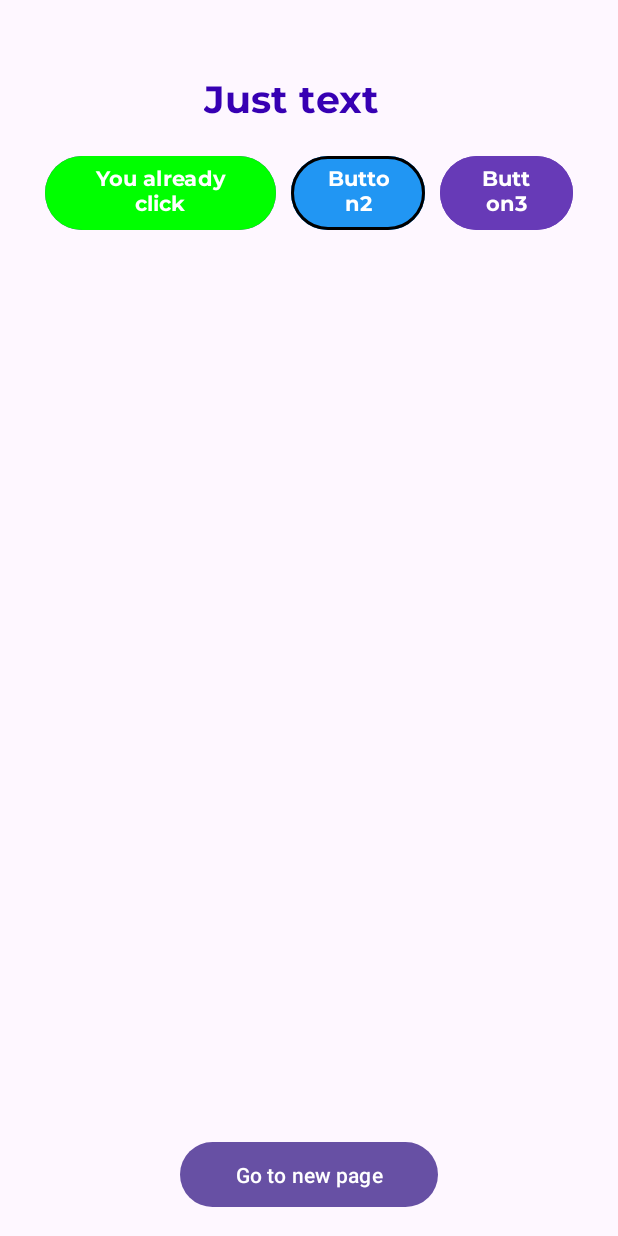
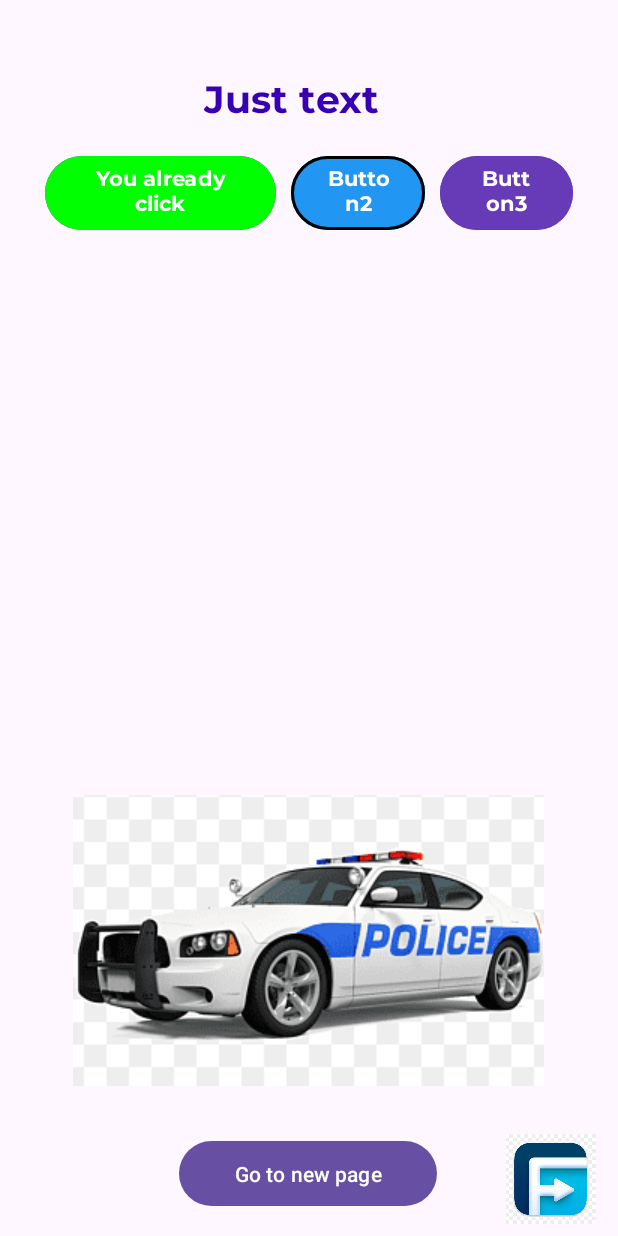
Before and after one commit to Nikolashaaaa/Test, an Android app: the screen it shows after launch (MainActivity), after a tap on "Button1", on a phone screen of 412 x 824 dp. Run offline under Robolectric (Android 15) with nearby library versions, the phone set to English and light mode, and no system bars.

Commit message:
Images and Sound.

```diff
--- a/app/src/main/java/com/example/test/MainActivity.java
+++ b/app/src/main/java/com/example/test/MainActivity.java
@@ -7,19 +7,27 @@ import android.content.DialogInterface;
 import android.content.Intent;
 import android.content.res.ColorStateList;
 import android.graphics.Color;
+import android.media.MediaPlayer;
 import android.os.Bundle;
 import android.view.View;
 import android.widget.Button;
 import android.widget.EditText;
+import android.widget.ImageButton;
 import android.widget.TextView;
 import android.widget.Toast;
 
 public class MainActivity extends AppCompatActivity {
 
+    private ImageButton car_image;
+    private MediaPlayer carSound;
+
     @Override
     protected void onCreate(Bundle savedInstanceState) {
         super.onCreate(savedInstanceState);
         setContentView(R.layout.activity_main);
+
+        car_image = findViewById(R.id.car_image);
+        carSound = MediaPlayer.create(this, R.raw.police);
 
         TextView textView = findViewById(R.id.textView);
         Button btn_second = findViewById(R.id.btn_second);
@@ -30,12 +38,30 @@ public class MainActivity extends AppCompatActivity {
                 showInfoAlert("Do you want close app?");
             }
         });
+
+        car_image.setOnClickListener(new View.OnClickListener() {
+            @Override
+            public void onClick(View v) {
+                soundPlayButton(carSound);
+            }
+        });
+    }
+
+    private void soundPlayButton(MediaPlayer sound) {
+        if(sound.isPlaying()) {
+            sound.stop();
+//            sound.pause();
+        }
+        sound.start();
+        sound.setLooping(false);
+//       sound.seekTo(1000);
     }
 
     public void btnClick(View v) {
         showInfo(((Button)v).getText().toString(), ((Button) v));
     }
 
+    // Alert Dialog window when you click button 2
     private void showInfoAlert(String text) {
         AlertDialog.Builder builder = new AlertDialog.Builder(MainActivity.this);
         builder.setTitle("Big clue")
@@ -57,15 +83,15 @@ public class MainActivity extends AppCompatActivity {
         dialog.show();
     }
 
+    // Open second activity
     public void startNewActivity(View v) {
         Intent intent = new Intent(this, SecondActivity.class);
         startActivity(intent);
     }
 
     private void showInfo(String text, Button btn) {
-        btn.setText("You already click");
-        btn.setBackgroundTintList(ColorStateList.valueOf(Color.GREEN));
-        Toast.makeText(this, text, Toast.LENGTH_LONG).show();
-
+        btn.setText("You already click"); // Toast message when you click again
+        btn.setBackgroundTintList(ColorStateList.valueOf(Color.GREEN)); // Color of button after click
+        Toast.makeText(this, text, Toast.LENGTH_LONG).show(); // Toast message after click
     }
 }
--- a/app/src/main/res/layout/activity_main.xml
+++ b/app/src/main/res/layout/activity_main.xml
@@ -26,7 +26,7 @@
         android:layout_marginStart="30dp"
         android:layout_marginTop="100dp"
         android:layout_marginEnd="30dp"
-        android:layout_marginBottom="100dp"
+        android:layout_marginBottom="500dp"
         android:orientation="horizontal"
         app:layout_constraintBottom_toBottomOf="parent"
         app:layout_constraintEnd_toEndOf="parent"
@@ -77,7 +77,33 @@
         android:text="@string/button4"
         app:layout_constraintBottom_toBottomOf="parent"
         app:layout_constraintEnd_toEndOf="parent"
+        app:layout_constraintHorizontal_bias="0.497"
         app:layout_constraintStart_toStartOf="parent"
-        app:layout_constraintTop_toBottomOf="@+id/linearLayout" />
+        app:layout_constraintTop_toBottomOf="@+id/linearLayout"
+        app:layout_constraintVertical_bias="1.0" />
+
+    <ImageView
+        android:id="@+id/imageView2"
+        android:layout_width="70dp"
+        android:layout_height="60dp"
+        android:layout_marginStart="332dp"
+        android:layout_marginBottom="8dp"
+        android:contentDescription="@string/exit"
+        android:onClick="startNewActivity"
+        app:layout_constraintBottom_toBottomOf="parent"
+        app:layout_constraintStart_toStartOf="parent"
+        app:srcCompat="@drawable/wsss" />
+
+    <ImageButton
+        android:id="@+id/car_image"
+        android:layout_width="314dp"
+        android:layout_height="194dp"
+        android:layout_marginBottom="100dp"
+        android:contentDescription="@string/app_name"
+        app:layout_constraintBottom_toBottomOf="parent"
+        app:layout_constraintEnd_toEndOf="parent"
+        app:layout_constraintHorizontal_bias="0.494"
+        app:layout_constraintStart_toStartOf="parent"
+        app:srcCompat="@drawable/sdd" />
 
 </androidx.constraintlayout.widget.ConstraintLayout>
--- a/app/src/main/res/values/strings.xml
+++ b/app/src/main/res/values/strings.xml
@@ -7,4 +7,5 @@
     <string name="button4">Go to new page</string>
     <string name="button5">Go back</string>
     <string name="btn">You already click</string>
+    <string name="exit">Exit</string>
 </resources>
```
Also changed, not shown: app/src/main/res/drawable/sdd.png (added), app/src/main/res/drawable/wsss.png (added), 1 other file.
